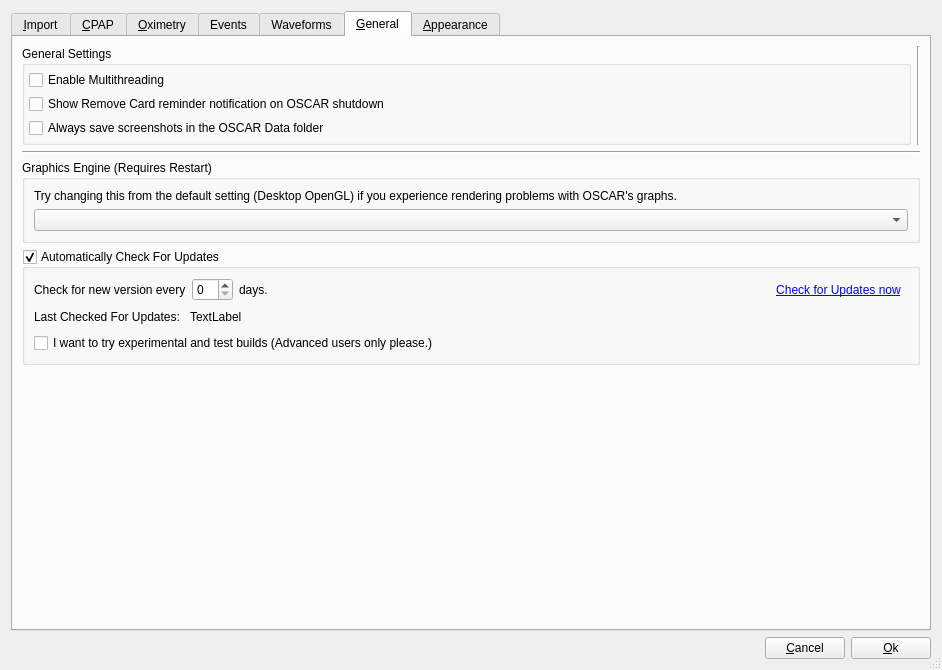
First picture: the form in oscar/preferencesdialog.ui, repository littleyoda/oscar, before the edit.
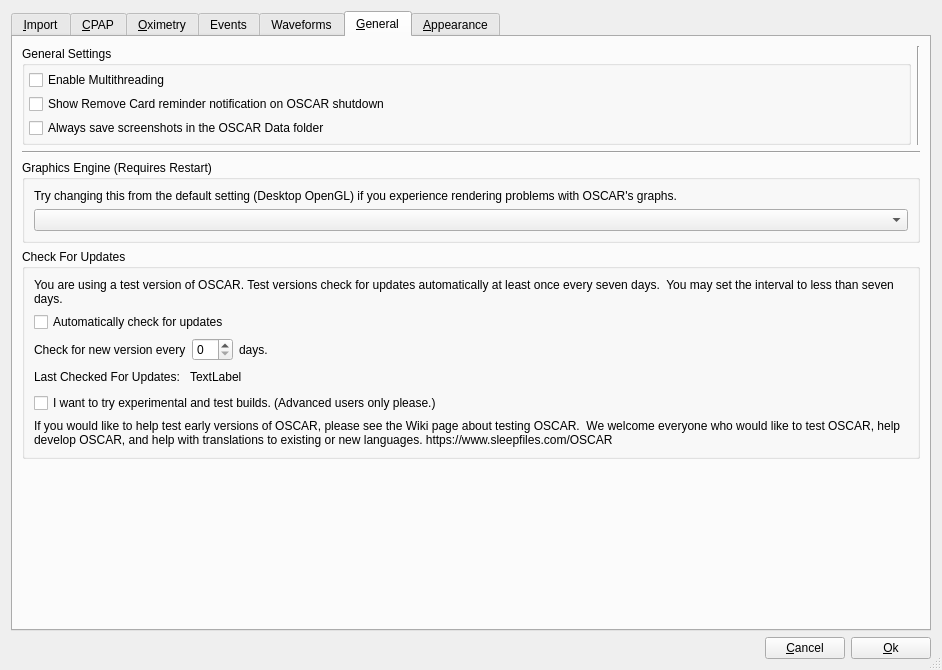
Second picture: the form after the edit. The open tabs and pages were chosen to show the change. Icons and pictures are not drawn.

Commit message: Auto check for updates     Checks for updates to OSCAR at startup and profile close.     Also allows user to check with Help/Check for updates.     Updates controlled by versions.xml in www.sleepfiles.com/oscar/versions

Patch:
```diff
--- a/oscar/preferencesdialog.ui
+++ b/oscar/preferencesdialog.ui
@@ -10,7 +10,7 @@
     <x>0</x>
     <y>0</y>
     <width>942</width>
-    <height>650</height>
+    <height>651</height>
    </rect>
   </property>
   <property name="sizePolicy">
@@ -2057,7 +2057,7 @@
            </widget>
           </item>
           <item>
-           <widget class="QGroupBox" name="automaticallyCheckUpdates">
+           <widget class="QGroupBox" name="automaticallyCheckUpdates_GroupBox">
             <property name="sizePolicy">
              <sizepolicy hsizetype="Preferred" vsizetype="Minimum">
               <horstretch>0</horstretch>
@@ -2065,12 +2065,43 @@
              </sizepolicy>
             </property>
             <property name="title">
-             <string>Automatically Check For Updates</string>
+             <string>Check For Updates</string>
             </property>
             <property name="checkable">
-             <bool>true</bool>
+             <bool>false</bool>
             </property>
             <layout class="QVBoxLayout" name="verticalLayout_2">
+             <item>
+              <widget class="QLabel" name="always_look_for_updates">
+               <property name="sizePolicy">
+                <sizepolicy hsizetype="Ignored" vsizetype="Preferred">
+                 <horstretch>0</horstretch>
+                 <verstretch>0</verstretch>
+                </sizepolicy>
+               </property>
+               <property name="text">
+                <string>You are using a test version of OSCAR. Test versions check for updates automatically at least once every seven days.  You may set the interval to less than seven days.</string>
+               </property>
+               <property name="wordWrap">
+                <bool>true</bool>
+               </property>
+              </widget>
+             </item>
+             <item>
+              <widget class="QCheckBox" name="automaticallyCheckUpdates">
+               <property name="font">
+                <font>
+                 <weight>50</weight>
+                 <italic>false</italic>
+                 <bold>false</bold>
+                 <underline>false</underline>
+                </font>
+               </property>
+               <property name="text">
+                <string>Automatically check for updates</string>
+               </property>
+              </widget>
+             </item>
              <item>
               <layout class="QHBoxLayout" name="horizontalLayout_7">
                <item>
@@ -2122,64 +2153,6 @@
                  </property>
                 </spacer>
                </item>
-               <item>
-                <widget class="QToolButton" name="checkForUpdatesButton">
-                 <property name="palette">
-                  <palette>
-                   <active>
-                    <colorrole role="ButtonText">
-                     <brush brushstyle="SolidPattern">
-                      <color alpha="255">
-                       <red>0</red>
-                       <green>0</green>
-                       <blue>255</blue>
-                      </color>
-                     </brush>
-                    </colorrole>
-                   </active>
-                   <inactive>
-                    <colorrole role="ButtonText">
-                     <brush brushstyle="SolidPattern">
-                      <color alpha="255">
-                       <red>0</red>
-                       <green>0</green>
-                       <blue>255</blue>
-                      </color>
-                     </brush>
-                    </colorrole>
-                   </inactive>
-                   <disabled>
-                    <colorrole role="ButtonText">
-                     <brush brushstyle="SolidPattern">
-                      <color alpha="255">
-                       <red>118</red>
-                       <green>118</green>
-                       <blue>117</blue>
-                      </color>
-                     </brush>
-                    </colorrole>
-                   </disabled>
-                  </palette>
-                 </property>
-                 <property name="font">
-                  <font>
-                   <weight>50</weight>
-                   <italic>false</italic>
-                   <bold>false</bold>
-                   <underline>true</underline>
-                  </font>
-                 </property>
-                 <property name="text">
-                  <string>&amp;Check for Updates now</string>
-                 </property>
-                 <property name="toolButtonStyle">
-                  <enum>Qt::ToolButtonTextOnly</enum>
-                 </property>
-                 <property name="autoRaise">
-                  <bool>true</bool>
-                 </property>
-                </widget>
-               </item>
               </layout>
              </item>
              <item>
@@ -2237,7 +2210,26 @@
 &lt;p style=&quot;-qt-paragraph-type:empty; margin-top:0px; margin-bottom:0px; margin-left:0px; margin-right:0px; -qt-block-indent:0; text-indent:0px;&quot;&gt;&lt;/p&gt;&lt;/body&gt;&lt;/html&gt;</string>
                </property>
                <property name="text">
-                <string>I want to try experimental and test builds (Advanced users only please.)</string>
+                <string>I want to try experimental and test builds. (Advanced users only please.)</string>
+               </property>
+              </widget>
+             </item>
+             <item>
+              <widget class="QLabel" name="test_invite">
+               <property name="sizePolicy">
+                <sizepolicy hsizetype="Ignored" vsizetype="Preferred">
+                 <horstretch>0</horstretch>
+                 <verstretch>0</verstretch>
+                </sizepolicy>
+               </property>
+               <property name="text">
+                <string>If you would like to help test early versions of OSCAR, please see the Wiki page about testing OSCAR.  We welcome everyone who would like to test OSCAR, help develop OSCAR, and help with translations to existing or new languages. https://www.sleepfiles.com/OSCAR</string>
+               </property>
+               <property name="wordWrap">
+                <bool>true</bool>
+               </property>
+               <property name="openExternalLinks">
+                <bool>true</bool>
                </property>
               </widget>
              </item>
```
Left out of the diff: 12 changed lines with no effect on the pictures. The commit also changes 13 other files.
